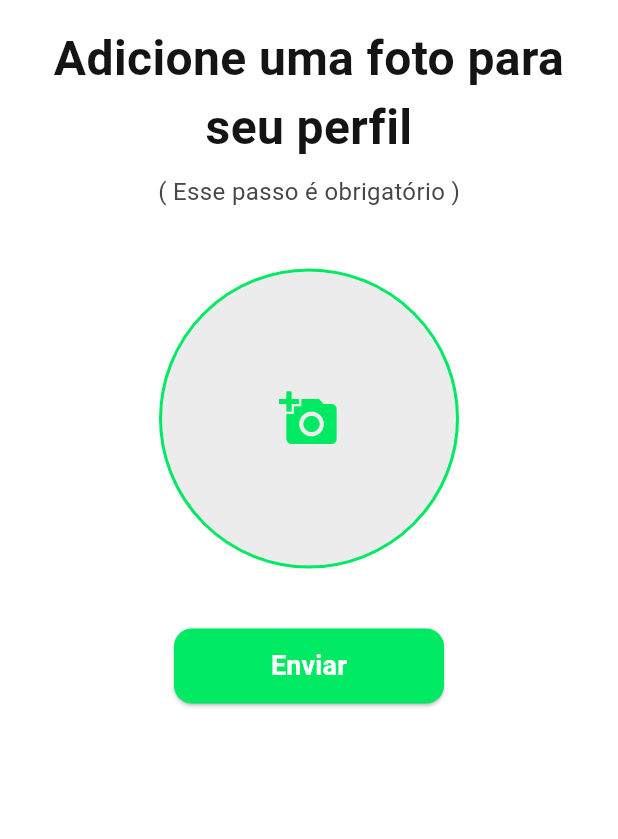
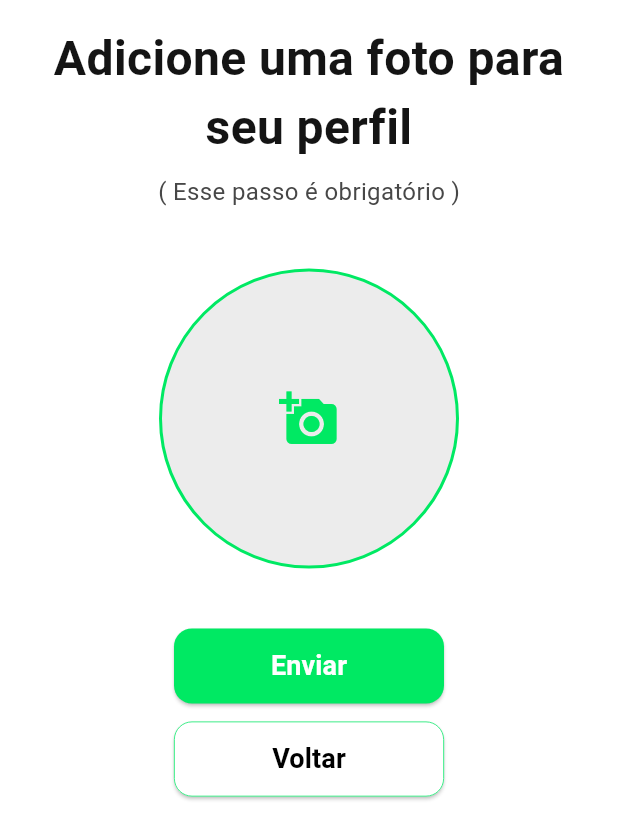
Before and after one commit to VitorMendonca62/flutter_firebase, a Flutter app: the PhotoRegisterPage screen opened by its route, on a phone screen of 412 x 824 dp. Shown: the top 839 px of the screen. Run offline on Flutter 3.47's test engine with Material 3 defaults, Android fonts, the phone set to English and light mode, and no system bars; our stand-ins replace cloud_firestore, dio, firebase_auth, firebase_core, flutter_dotenv, font_awesome_flutter and 7 more; accounts and stored records are empty; Roboto replaces fonts that are missing (Montserrat).

Commit message:
feat: adicionando botao de voltar em photo register page

```diff
--- a/lib/screens/auth/pages/photo_register_page.dart
+++ b/lib/screens/auth/pages/photo_register_page.dart
@@ -158,6 +158,37 @@ class _PhotoRegisterPageState extends State<PhotoRegisterPage> {
                               formKey: _formKey,
                               label: "Enviar",
                             ),
+                            Visibility(
+                              visible: widget.canBack,
+                              child: Column(
+                                children: [
+                                  const SizedBox(height: 12),
+                                  ElevatedButton(
+                                    style: ElevatedButton.styleFrom(
+                                      backgroundColor: CapybaColors.white,
+                                      shape: RoundedRectangleBorder(
+                                          borderRadius: BorderRadius.circular(12),
+                                          side: BorderSide(
+                                            color: CapybaColors.capybaGreen,
+                                            width: 0.5,
+                                          )),
+                                      minimumSize: const Size(180, 50),
+                                    ),
+                                    onPressed: () {
+                                      Navigator.pop(context);
+                                    },
+                                    child: Text(
+                                      "Voltar",
+                                      style: TextStyle(
+                                        color: CapybaColors.black,
+                                        fontSize: 18,
+                                        fontWeight: FontWeight.bold,
+                                      ),
+                                    ),
+                                  ),
+                                ],
+                              ),
+                            ),
                           ],
                         ),
                       );
```
